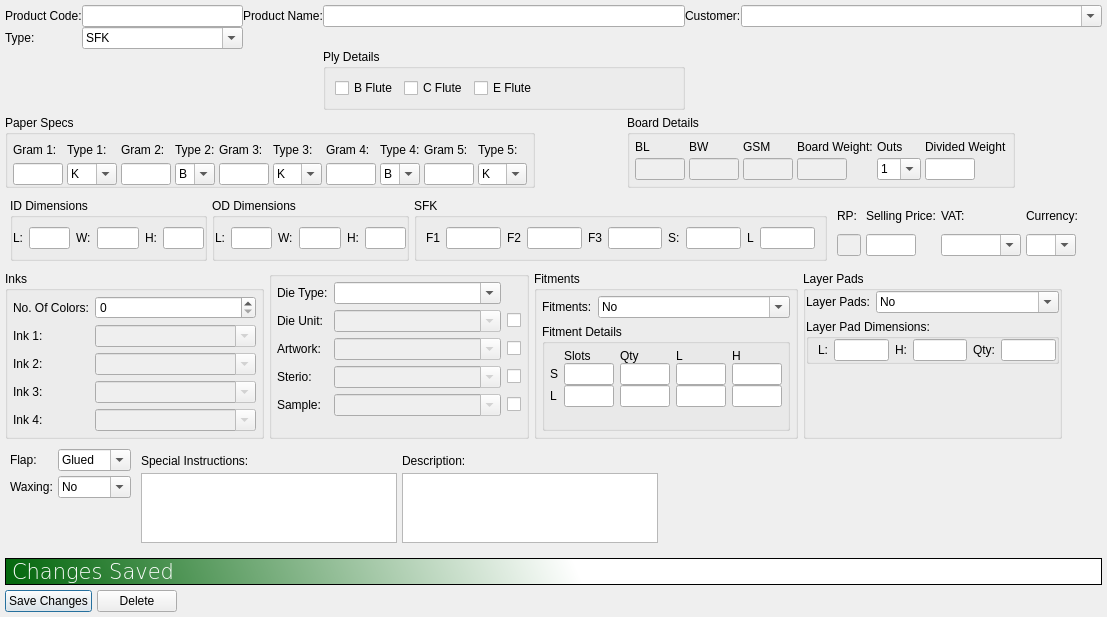
Old version of the form megvel/erp_customers/editproduct.ui in the repository eboladev/smarterp.
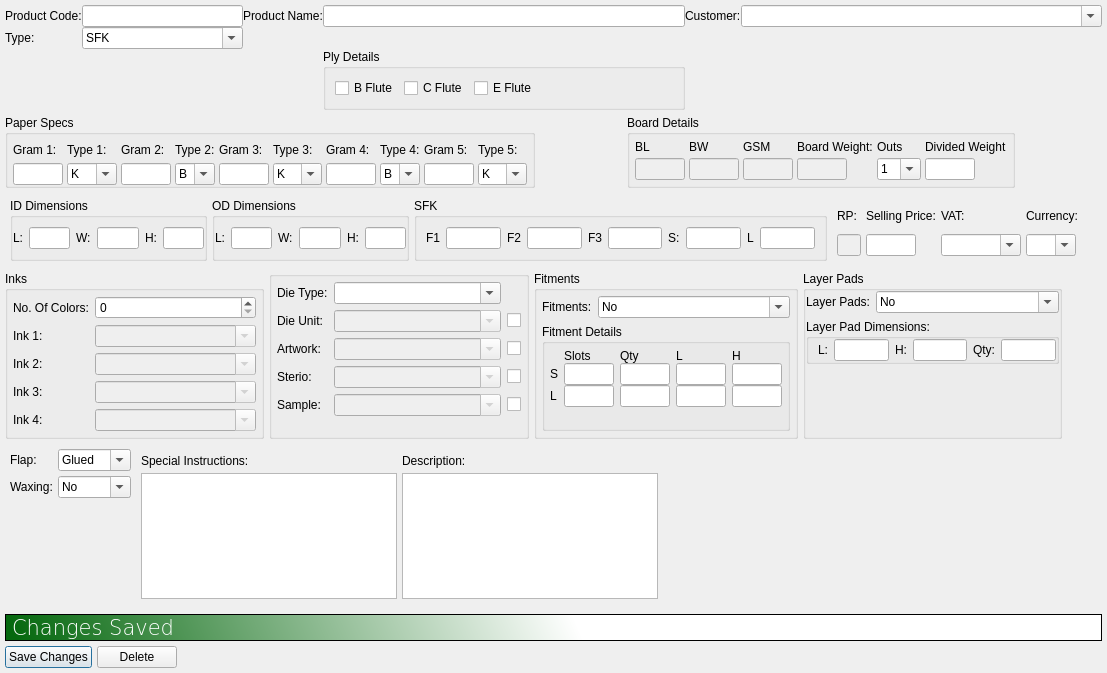
New version of the form.

The edit to the form file:
```diff
--- a/megvel/erp_customers/editproduct.ui
+++ b/megvel/erp_customers/editproduct.ui
@@ -7,7 +7,7 @@
     <x>0</x>
     <y>0</y>
     <width>1107</width>
-    <height>590</height>
+    <height>673</height>
    </rect>
   </property>
   <property name="windowTitle">
@@ -2062,6 +2062,9 @@
      <property name="text">
       <string>Changes Saved</string>
      </property>
+     <property name="textFormat">
+      <enum>Qt::RichText</enum>
+     </property>
      <property name="scaledContents">
       <bool>false</bool>
      </property>
```
